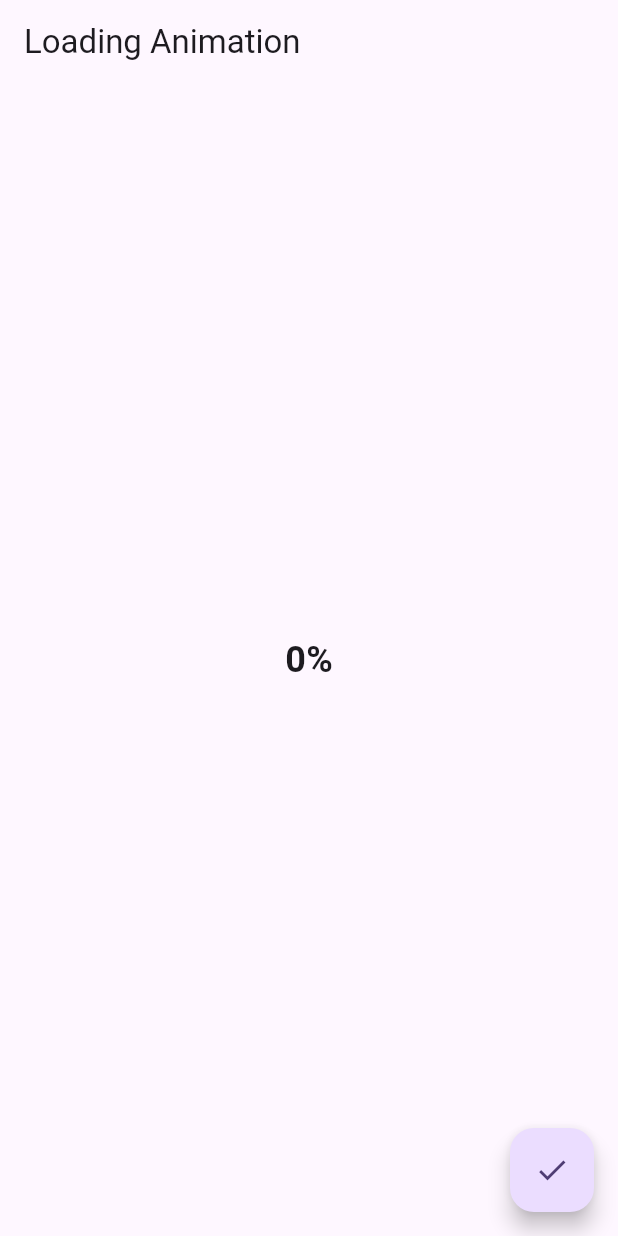
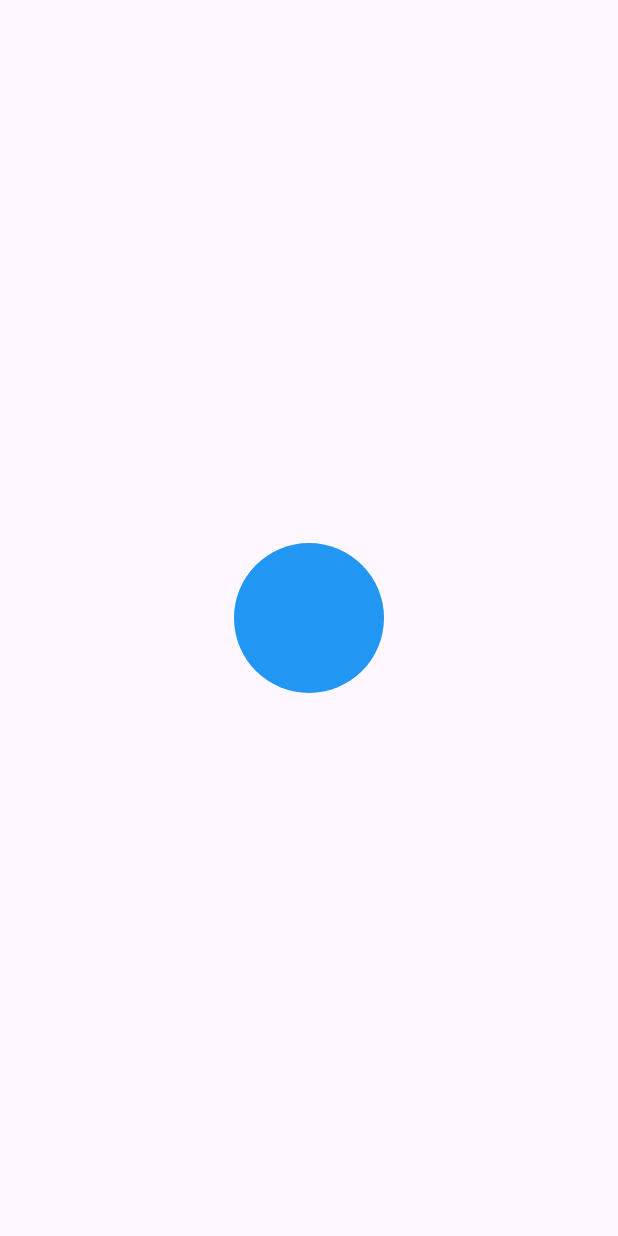
Before and after one commit to vinaypratap123/flutter_animation, a Flutter app: the screen it shows after launch, on a phone screen of 412 x 824 dp. Run offline on Flutter 3.47's test engine with Material 3 defaults, Android fonts, the phone set to English and light mode, and no system bars.

Commit message:
create page route animation

```diff
--- /dev/null
+++ b/lib/explicit_animation_example/route_animation.dart
@@ -0,0 +1,88 @@
+import 'dart:async';
+
+import 'package:flutter/material.dart';
+
+class SplashScreen extends StatefulWidget {
+  const SplashScreen({super.key});
+
+  @override
+  State<SplashScreen> createState() => _SplashScreenState();
+}
+
+class _SplashScreenState extends State<SplashScreen>
+    with SingleTickerProviderStateMixin {
+  late AnimationController controller;
+  late Animation<double> scaleAnimation;
+  @override
+  void initState() {
+    super.initState();
+    controller = AnimationController(
+      vsync: this,
+      duration: const Duration(seconds: 1),
+    );
+    controller.addListener(() {
+      if (controller.isCompleted) {
+        Navigator.of(context).push(
+          PageRouteBuilder(
+            pageBuilder: (context, animation, secondaryAnimation) {
+              return const HomeScreen();
+            },
+            transitionsBuilder:
+                (context, animation, secondaryAnimation, child) {
+                  return FadeTransition(
+                    opacity: animation,
+                    child: child,
+
+                    );
+                },
+          ),
+        );
+        Timer(const Duration(seconds: 1), () {
+          controller.reset();
+        });
+      }
+    });
+    scaleAnimation = Tween<double>(begin: 1, end: 10).animate(controller);
+  }
+
+  @override
+  Widget build(BuildContext context) {
+    return Scaffold(
+      body: Center(
+        child: GestureDetector(
+          onTap: () {
+            controller.forward();
+          },
+          child: ScaleTransition(
+            scale: scaleAnimation,
+            child: Container(
+              height: 100,
+              width: 100,
+              decoration: const BoxDecoration(
+                  color: Colors.blue, shape: BoxShape.circle),
+            ),
+          ),
+        ),
+      ),
+    );
+  }
+}
+
+class HomeScreen extends StatefulWidget {
+  const HomeScreen({super.key});
+
+  @override
+  State<HomeScreen> createState() => _HomeScreenState();
+}
+
+class _HomeScreenState extends State<HomeScreen> {
+  @override
+  Widget build(BuildContext context) {
+    return Scaffold(
+      appBar: AppBar(
+        title: const Text("Home Screen"),
+      ),
+      backgroundColor: Colors.blue,
+    );
+  }
+}
--- a/lib/main.dart
+++ b/lib/main.dart
@@ -1,4 +1,4 @@
-import 'package:animation_flutter/explicit_animation_example/loading_animation.dart';
+import 'package:animation_flutter/explicit_animation_example/route_animation.dart';
 import 'package:flutter/material.dart';
 
 void main() {
@@ -12,15 +12,12 @@ class MyApp extends StatelessWidget {
   Widget build(BuildContext context) {
     return MaterialApp(
       debugShowCheckedModeBanner: false,
-      title: 'Flutter Animation Demo',
+
       theme: ThemeData(
         colorScheme: ColorScheme.fromSeed(seedColor: Colors.deepPurple),
         useMaterial3: true,
       ),
-      home: const Example3(
-        progress: 0.65,
-        color: Colors.blue,
-      ),
+      home: const SplashScreen()
     );
   }
 }
```
